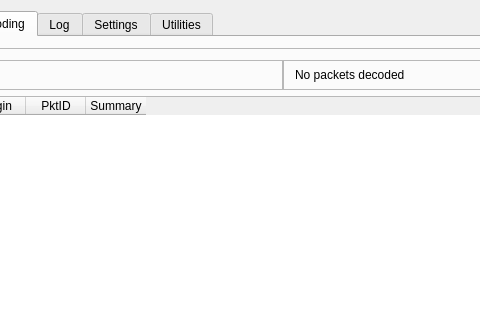
This is exileSniffer/exileSniffer.ui in ncatlin/exileSniffer as Qt 5 draws it before an edit; both pictures show x 131 to 611 and y 0 to 320 of the 827 by 673 pixel window. The edited form follows.
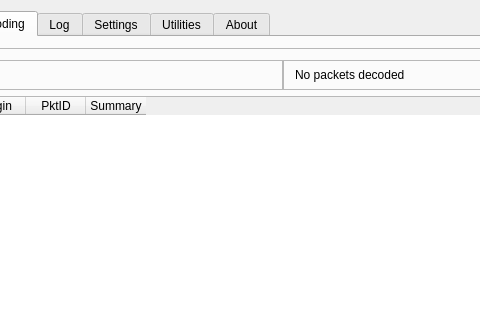
This is the edited form. The open tabs and pages were chosen to show the change. Custom widgets are drawn as their Qt base class.

Diff of the .ui file:
```diff
--- a/exileSniffer/exileSniffer.ui
+++ b/exileSniffer/exileSniffer.ui
@@ -1022,6 +1022,11 @@
         </item>
        </layout>
       </widget>
+      <widget class="QWidget" name="tab">
+       <attribute name="title">
+        <string>About</string>
+       </attribute>
+      </widget>
      </widget>
     </item>
    </layout>
```
Left out of the diff: 2 changed lines with no effect on the pictures.
